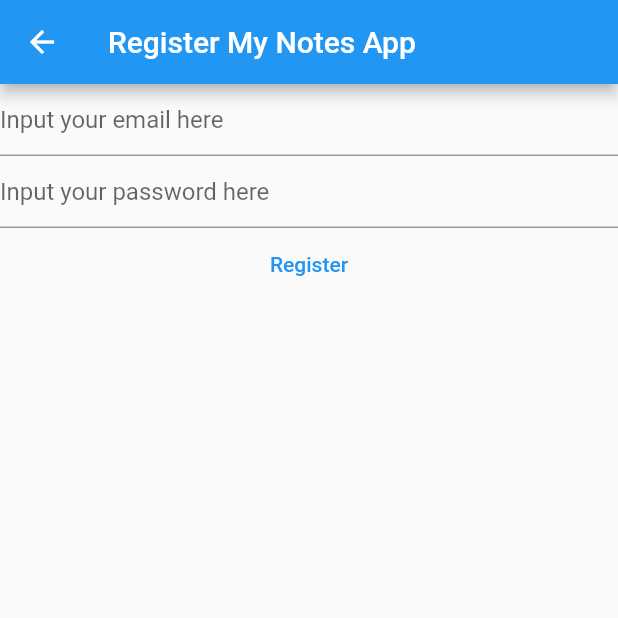
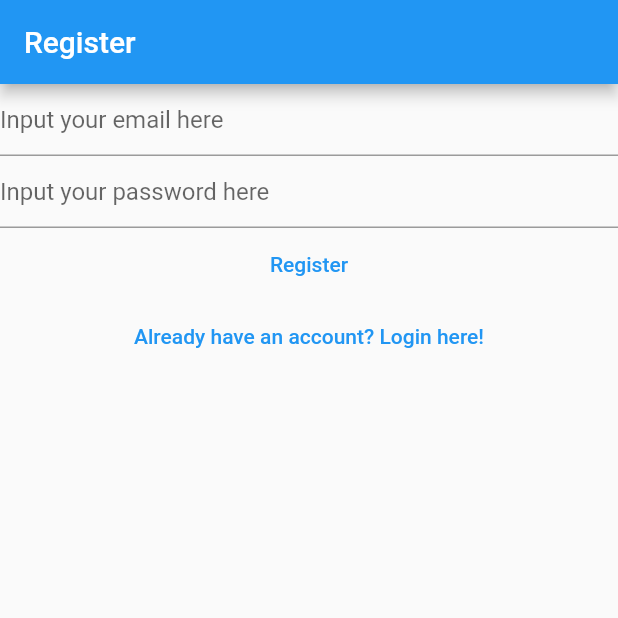
Before and after one commit to willbethetopp/mynotes-flutter, a Flutter app: the RegisterView screen opened directly, on a phone screen of 412 x 824 dp, the top half of it. Run offline on Flutter 3.47's test engine with Material 2 defaults, Android fonts, the phone set to English and light mode, and no system bars; our stand-ins replace firebase_auth, firebase_core; accounts and stored records are empty.

```diff
--- a/lib/views/register_view.dart
+++ b/lib/views/register_view.dart
@@ -32,31 +32,25 @@ class _RegisterViewState extends State<RegisterView> {
   Widget build(BuildContext context) {
     return Scaffold(
       appBar: AppBar(
-        title: const Text('Register My Notes App'),
+        title: const Text('Register'),
       ),
-      body: FutureBuilder(
-        future: Firebase.initializeApp(
-            options: DefaultFirebaseOptions.currentPlatform),
-        builder: (context, snapshot) {
-          switch (snapshot.connectionState) {
-            case ConnectionState.done:
-              return Column(
+      body: Column(
         children: [
           TextField(
             controller: _email,
             enableSuggestions: false,
             autocorrect: false,
             keyboardType: TextInputType.emailAddress,
-                    decoration: const InputDecoration(
-                        hintText: 'Input your email here'),
+            decoration:
+                const InputDecoration(hintText: 'Input your email here'),
           ),
           TextField(
             controller: _password,
             obscureText: true,
             enableSuggestions: false,
             autocorrect: false,
-                    decoration: const InputDecoration(
-                        hintText: 'Input your password here'),
+            decoration:
+                const InputDecoration(hintText: 'Input your password here'),
           ),
           TextButton(
             onPressed: () async {
@@ -79,12 +73,11 @@ class _RegisterViewState extends State<RegisterView> {
             },
             child: const Text('Register'),
           ),
+          TextButton(
+              onPressed: () => Navigator.of(context)
+                  .pushNamedAndRemoveUntil('/login/', (route) => false),
+              child: const Text('Already have an account? Login here!'))
         ],
-              );
-            default:
-              return const Text('Loading...');
-          }
-        },
       ),
     );
   }
```
Also changed, not shown: lib/main.dart (+34 -10 lines), lib/views/login_view.dart (+10 -17 lines), lib/views/verify_email_view.dart (added, +26 -0 lines), 1 other file. Lines whose indentation alone changed are shown as unchanged.
